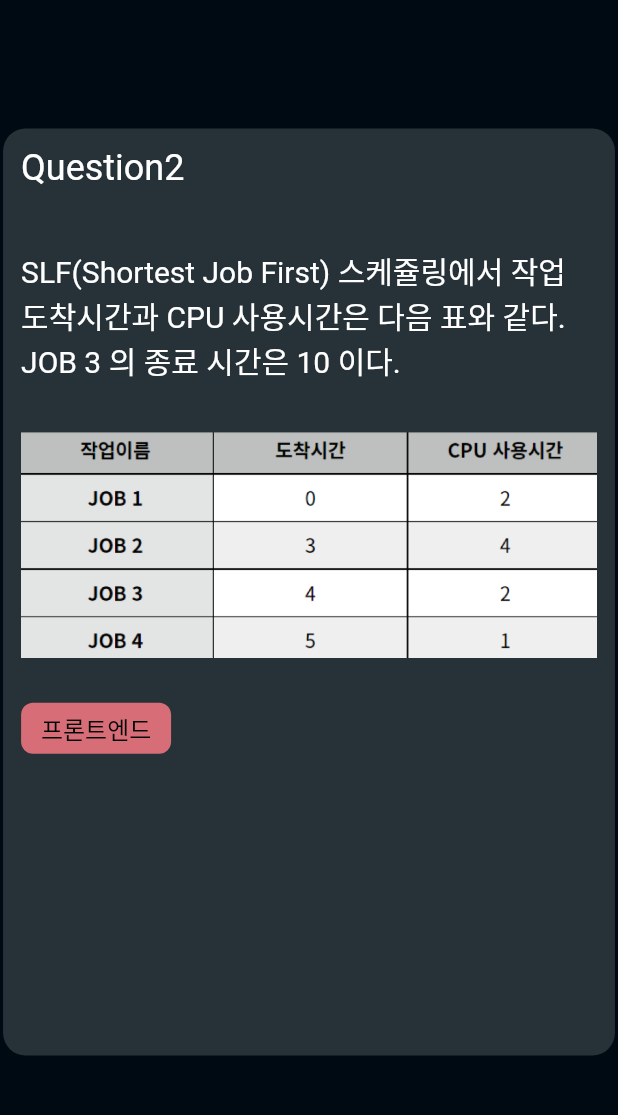
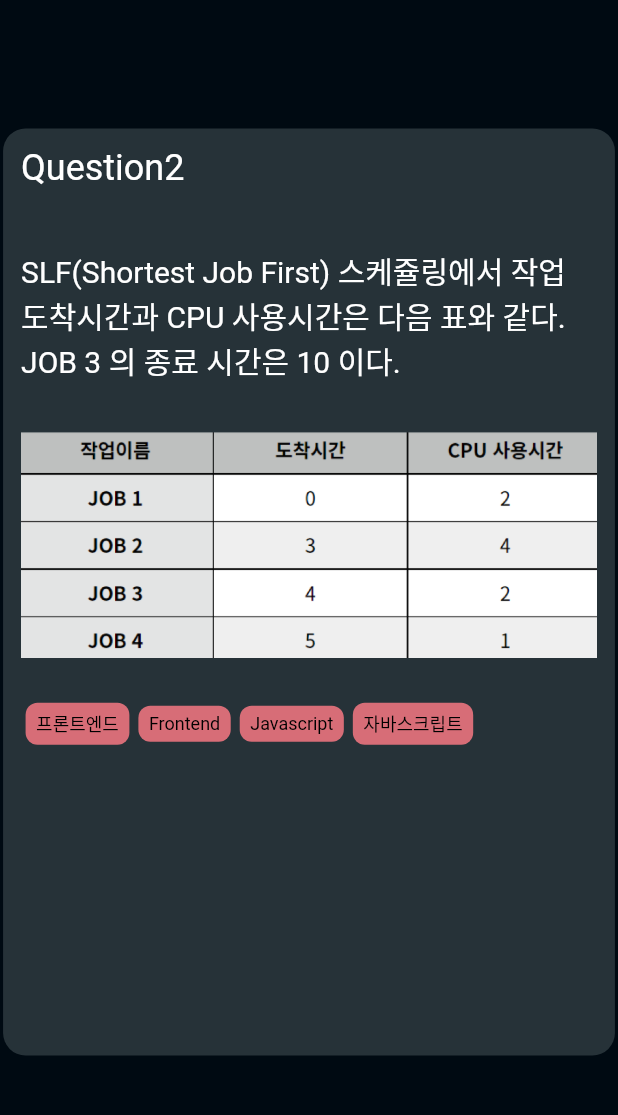
Before and after one commit to chlee1252/cosc, a Flutter app: the screen it shows after launch, on a phone screen of 412 x 824 dp, the part 68-1183 px from its top. Run offline on Flutter 3.47's test engine with Material 2 defaults, Android fonts, the phone set to English and light mode, and no system bars; our stand-ins replace flutter_calendar_carousel, get, google_fonts, lottie, percent_indicator, yaml; Roboto replaces fonts that are missing (Courgette).

Commit message:
refactor | 태그 영역 공통사용 컴포넌트로 리팩터링

```diff
--- /dev/null
+++ b/lib/components/tag.dart
@@ -0,0 +1,43 @@
+import 'package:flutter/material.dart';
+
+class Tag extends StatelessWidget {
+  final Color tagBackgroundColor;
+  final Color textColor;
+  final double verticalMargin;
+  final double verticalPadding;
+  final double borderRadius;
+  final double fontSize;
+  final String text;
+  final double? width;
+  final double horizontalMargin;
+  final double horizontalPadding;
+
+  const Tag({
+    Key? key,
+    required this.tagBackgroundColor,
+    required this.verticalMargin,
+    required this.verticalPadding,
+    required this.borderRadius,
+    required this.text,
+    required this.textColor,
+    required this.fontSize,
+    this.width,
+    this.horizontalMargin = 0,
+    this.horizontalPadding = 0
+  }) : super(key: key);
+
+  @override
+  Widget build(BuildContext context) {
+    return Container(
+      alignment: Alignment.center,
+      margin: EdgeInsets.symmetric(vertical: verticalMargin, horizontal: horizontalMargin),
+      padding: EdgeInsets.symmetric(vertical: verticalPadding, horizontal: horizontalPadding),
+      decoration: BoxDecoration(
+        borderRadius: BorderRadius.circular(borderRadius),
+        color:  tagBackgroundColor,
+      ),
+      width: width,
+      child: Text(text, style: TextStyle(color: textColor, fontSize: fontSize)),
+    );
+  }
+}
--- a/lib/screen/category/components/language.dart
+++ b/lib/screen/category/components/language.dart
@@ -1,3 +1,4 @@
+import 'package:cosc/components/tag.dart';
 import 'package:cosc/constants.dart';
 import 'package:cosc/screen/main/enum/language_type.dart';
 import 'package:flutter/material.dart';
@@ -20,17 +21,16 @@ class Language extends StatelessWidget {
         child: Column(
           children: [
             Image.asset(LanguageType.getByCode(code).asset, width: 110, height: 110,),
-            Container(
-              alignment: Alignment.center,
-              margin: const EdgeInsets.symmetric(vertical: 15),
-              padding: const EdgeInsets.symmetric(vertical: 5),
-              decoration: BoxDecoration(
-                borderRadius: BorderRadius.circular(10.0),
-                color:  firstPointColor,
-              ),
+            Tag(
+              tagBackgroundColor: firstPointColor,
+              verticalMargin: 15,
+              verticalPadding: 5,
+              borderRadius: 10,
+              text: LanguageType.getByCode(code).name,
+              textColor: Colors.white,
+              fontSize: 16,
               width: 100,
-              child: Text(LanguageType.getByCode(code).name, style: const TextStyle(color: Colors.white, fontSize: 16)),
-            ),
+            )
           ],
         ),
     );
--- a/lib/screen/quiz/components/tag_list.dart
+++ b/lib/screen/quiz/components/tag_list.dart
@@ -1,25 +1,32 @@
+import 'package:cosc/components/tag.dart';
 import 'package:cosc/constants.dart';
 import 'package:flutter/material.dart';
 
 class TagList extends StatelessWidget {
   const TagList({Key? key}) : super(key: key);
+  Tag buildTag(text) {
+    return Tag(
+      tagBackgroundColor: secondPointColor,
+      verticalMargin: 0, verticalPadding: 5,
+      borderRadius: 8,
+      text: text,
+      textColor: Colors.black,
+      fontSize: 12,
+      horizontalMargin: 3,
+      horizontalPadding: 7,
+    );
+  }
 
   @override
   Widget build(BuildContext context) {
     return Row(
       children: [
-        Container(
-          alignment: Alignment.center,
-          margin: const EdgeInsets.symmetric(vertical: 0),
-          padding: const EdgeInsets.symmetric(vertical: 5),
-          decoration: BoxDecoration(
-            borderRadius: BorderRadius.circular(8.0),
-            color:  secondPointColor,
-          ),
-          width: 100,
-          child: Text("프론트엔드", style: const TextStyle(color: Colors.black, fontSize: 16)),
-        ),
+        buildTag("프론트엔드"),
+        buildTag("Frontend"),
+        buildTag("Javascript"),
+        buildTag("자바스크립트"),
       ],
     );
   }
+
 }
--- a/lib/screen/quiz/quiz_sceen.dart
+++ b/lib/screen/quiz/quiz_sceen.dart
@@ -7,8 +7,8 @@ class QuizScreen extends StatelessWidget {
 
   @override
   Widget build(BuildContext context) {
-    return Scaffold(
-        appBar: const CoscAppBar(),
+    return const Scaffold(
+        appBar: CoscAppBar(),
         body: Center(
         child: Question(),
       )
```
